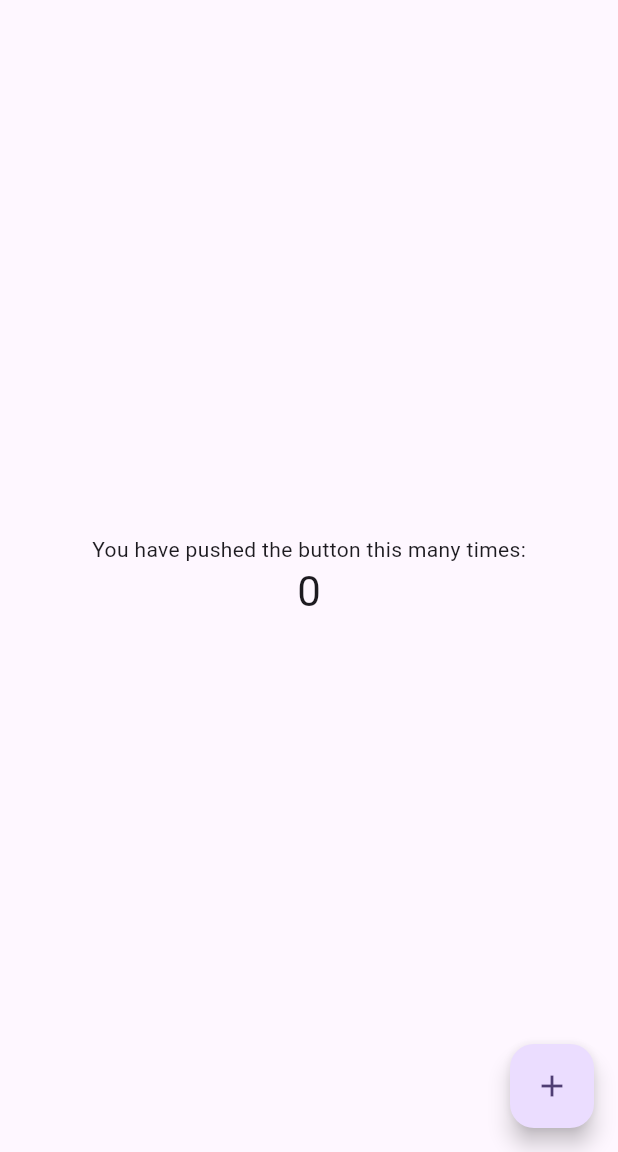
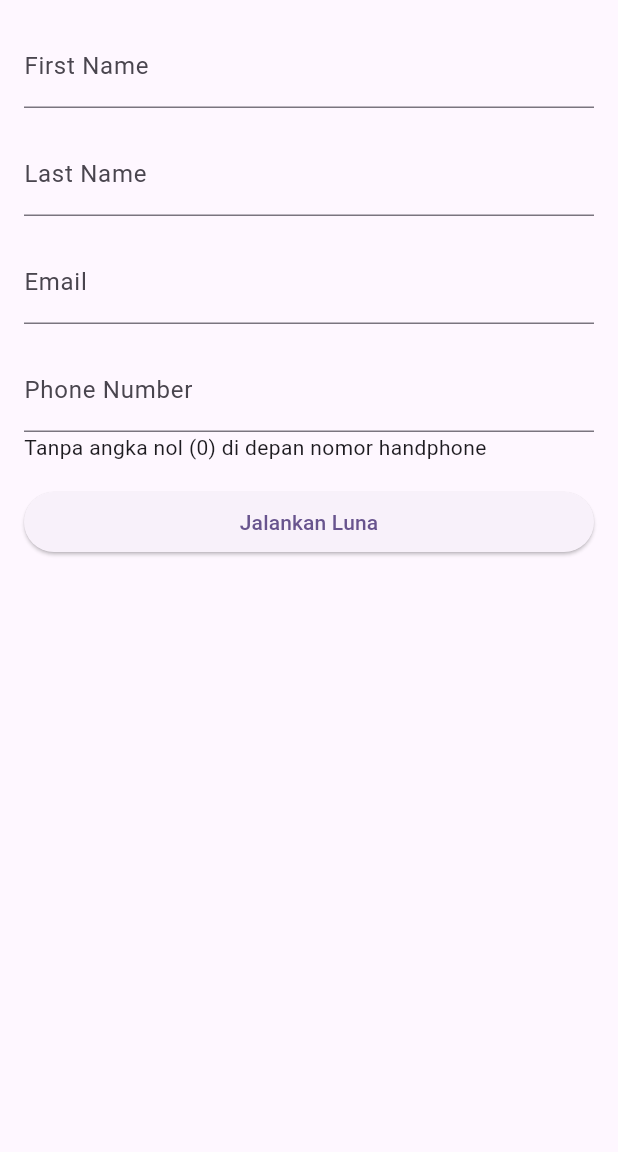
Before and after one commit to bagassfn/lunapos-demo-sdk, a Flutter app: the screen it shows after launch, on a phone screen of 412 x 824 dp, the part 84-1236 px from its top. Run offline on Flutter 3.47's test engine with Material 3 defaults, Android fonts, the phone set to English and light mode, and no system bars; our stand-ins replace fluttertoast.

Commit message:
init commit

```diff
--- a/lib/main.dart
+++ b/lib/main.dart
@@ -1,4 +1,6 @@
 import 'package:flutter/material.dart';
+import 'package:flutter/services.dart';
+import 'package:fluttertoast/fluttertoast.dart';
 
 void main() {
   runApp(const MyApp());
@@ -31,13 +33,47 @@ class MyHomePage extends StatefulWidget {
 }
 
 class _MyHomePageState extends State<MyHomePage> {
-  int _counter = 0;
+  static const platform = MethodChannel("example.com/native-code-example");
 
-  void _incrementCounter() {
-    setState(() {
-      _counter++;
-    });
+  void runPosActivity() {
+    String firstName = _firstNameController.text;
+    String lastName = _lastNameController.text;
+    String email = _emailController.text;
+    String phone = _phoneController.text;
+
+    if (firstName.isEmpty) {
+      Fluttertoast.showToast(msg: "first name cannot be empty");
+      return;
+    }
+    if (firstName.isEmpty) {
+      Fluttertoast.showToast(msg: "last name cannot be empty");
+      return;
+    }
+    if (firstName.isEmpty) {
+      Fluttertoast.showToast(msg: "email cannot be empty");
+      return;
+    }
+    if (firstName.isEmpty) {
+      Fluttertoast.showToast(msg: "phone number cannot be empty");
+      return;
+    }
+
+    try {
+      platform.invokeMethod("startPos", {
+        "firstName": firstName,
+        "lastName": lastName,
+        "email" : email,
+        "phone": phone
+      });
+    } on PlatformException catch (e) {
+      // ignore
+    }
   }
+
+  final TextEditingController _firstNameController = TextEditingController();
+  final TextEditingController _lastNameController = TextEditingController();
+  final TextEditingController _emailController = TextEditingController();
+  final TextEditingController _phoneController = TextEditingController();
 
   @override
   Widget build(BuildContext context) {
@@ -46,25 +82,49 @@ class _MyHomePageState extends State<MyHomePage> {
         backgroundColor: Theme.of(context).colorScheme.inversePrimary,
         title: Text(widget.title),
       ),
-      body: Center(
+      body: Padding(
+        padding: const EdgeInsets.all(16.0),
         child: Column(
-          mainAxisAlignment: MainAxisAlignment.center,
+          crossAxisAlignment: CrossAxisAlignment.stretch,
           children: <Widget>[
-            const Text(
-              'You have pushed the button this many times:',
+            TextField(
+              controller: _firstNameController,
+              decoration: const InputDecoration(labelText: 'First Name'),
             ),
-            Text(
-              '$_counter',
-              style: Theme.of(context).textTheme.headlineMedium,
+            const SizedBox(
+              height: 16.0,
             ),
+            TextField(
+              controller: _lastNameController,
+              decoration: const InputDecoration(labelText: 'Last Name'),
+            ),
+            const SizedBox(
+              height: 16.0,
+            ),
+            TextField(
+              controller: _emailController,
+              decoration: const InputDecoration(labelText: 'Email'),
+            ),
+            const SizedBox(
+              height: 16.0,
+            ),
+            TextField(
+              controller: _phoneController,
+              decoration: const InputDecoration(labelText: 'Phone Number'),
+            ),
+            Container(
+              child: Text("Tanpa angka nol (0) di depan nomor handphone"),
+            ),
+            const SizedBox(
+              height: 16.0,
+            ),
+            ElevatedButton(
+              onPressed: runPosActivity,
+              child: const Text("Jalankan Luna")
+            )
           ],
         ),
       ),
-      floatingActionButton: FloatingActionButton(
-        onPressed: _incrementCounter,
-        tooltip: 'Increment',
-        child: const Icon(Icons.add),
-      ), // This trailing comma makes auto-formatting nicer for build methods.
     );
   }
 }
--- a/pubspec.yaml
+++ b/pubspec.yaml
@@ -35,6 +35,7 @@ dependencies:
   # The following adds the Cupertino Icons font to your application.
   # Use with the CupertinoIcons class for iOS style icons.
   cupertino_icons: ^1.0.6
+  fluttertoast: ^8.2.1
 
 dev_dependencies:
   flutter_test:
```
Also changed, not shown: pubspec.lock, 8 other files.
